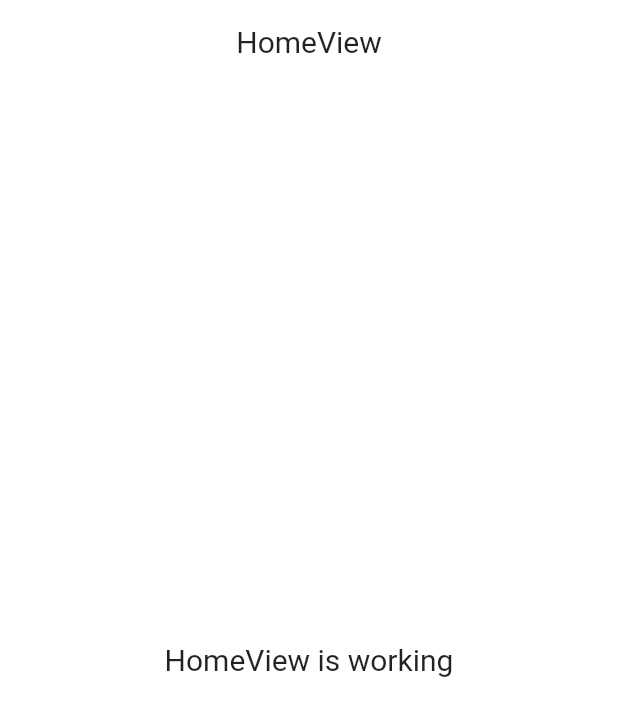
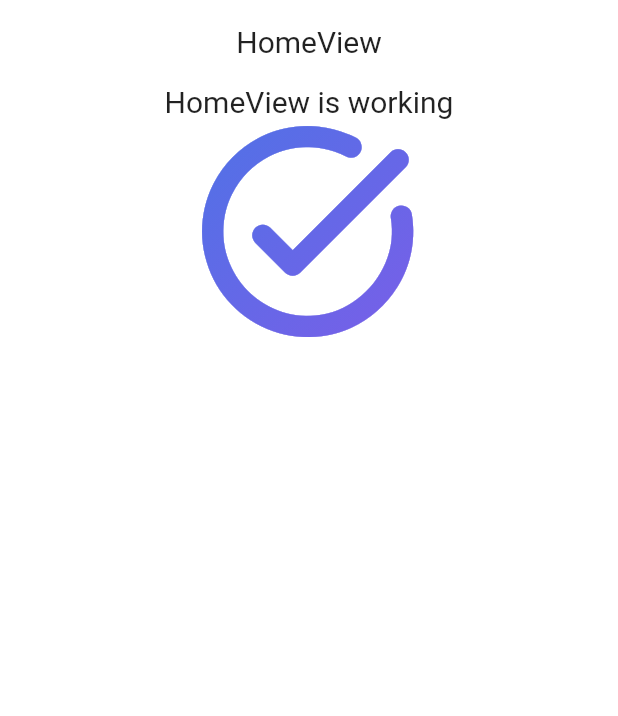
Before and after one commit to sciencehash/randwish_app, a Flutter app: the screen it shows after launch, on a phone screen of 412 x 824 dp. Shown: the top 716 px of the screen. Run offline on Flutter 3.47's test engine with Material 2 defaults, Android fonts, the phone set to English and light mode, and no system bars; our stand-ins replace equatable, firebase_auth, firebase_core, get, google_sign_in, hive; accounts and stored records are empty.

```diff
--- /dev/null
+++ b/lib/app/core/icons/app_icons.dart
@@ -0,0 +1,19 @@
+import 'package:flutter/widgets.dart';
+
+class AppIcons {
+  /// icon-explorer-tab
+  static const IconData explorer_tab = IconData(0xe902, fontFamily: 'AppIcons');
+
+  /// icon-current-activity-tab
+  static const IconData current_activity_tab =
+      IconData(0xe901, fontFamily: 'AppIcons');
+
+  /// icon-stats-tab
+  static const IconData stats_tab = IconData(0xe903, fontFamily: 'AppIcons');
+
+  /// icon-sync-tab
+  static const IconData sync_tab = IconData(0xe904, fontFamily: 'AppIcons');
+
+  /// icon-add-fab
+  static const IconData add_fab = IconData(0xe900, fontFamily: 'AppIcons');
+}
--- a/lib/app/modules/home/views/home_view.dart
+++ b/lib/app/modules/home/views/home_view.dart
@@ -1,23 +1,72 @@
 import 'package:flutter/material.dart';
 
 import 'package:get/get.dart';
+import 'package:randwish_app/app/core/icons/app_icons.dart';
 
 import '../controllers/home_controller.dart';
 
 class HomeView extends GetView<HomeController> {
   @override
   Widget build(BuildContext context) {
+    final Shader linearGradient = LinearGradient(
+      colors: <Color>[Colors.pink, Colors.green],
+    ).createShader(Rect.fromLTWH(0.0, 0.0, 200.0, 70.0));
+
     return Scaffold(
       appBar: AppBar(
         title: Text('HomeView'),
         centerTitle: true,
       ),
       body: Center(
-        child: Text(
-          'HomeView is working',
-          style: TextStyle(fontSize: 20),
+        child: Column(
+          children: [
+            Text(
+              'HomeView is working',
+              style: TextStyle(fontSize: 20),
+            ),
+            RadiantGradientMask(
+              child: Icon(
+                AppIcons.current_activity_tab,
+                size: 150,
+                color: Colors.white,
+              ),
+            ),
+            // Container(
+            //   width: 21,
+            //   height: 21.84,
+            //   decoration: BoxDecoration(
+            //     borderRadius: BorderRadius.circular(8),
+            //     gradient: LinearGradient(
+            //       begin: Alignment.topLeft,
+            //       end: Alignment.bottomRight,
+            //       colors: [Color(0xff4f72e6), Color(0xff7a5ee8)],
+            //     ),
+            //   ),
+            //   child: Icon(AppIcons.current_activity_tab),
+            // )
+          ],
         ),
       ),
     );
   }
 }
+
+class RadiantGradientMask extends StatelessWidget {
+  final Widget child;
+
+  RadiantGradientMask({
+    required this.child,
+  });
+
+  @override
+  Widget build(BuildContext context) {
+    return ShaderMask(
+      shaderCallback: (bounds) => LinearGradient(
+        begin: Alignment.topLeft,
+        end: Alignment.bottomRight,
+        colors: [Color(0xff4f72e6), Color(0xff7a5ee8)],
+      ).createShader(bounds),
+      child: child,
+    );
+  }
+}
--- a/pubspec.yaml
+++ b/pubspec.yaml
@@ -72,7 +72,10 @@ flutter:
   # "family" key with the font family name, and a "fonts" key with a
   # list giving the asset and other descriptors for the font. For
   # example:
-  # fonts:
+  fonts:
+    - family: AppIcons
+      fonts:
+        - asset: assets/fonts/icons/app-icons.ttf
   #   - family: Schyler
   #     fonts:
   #       - asset: fonts/Schyler-Regular.ttf
```
Also changed, not shown: assets/fonts/icons/app-icons.ttf (added), 47 other files.
